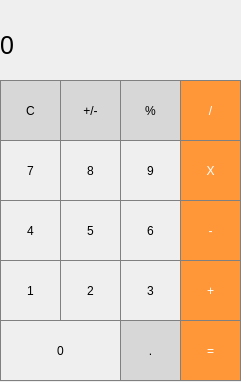
Old version of the form CalculatorProj.ui in the repository sebastians1994/CalculatorProj.
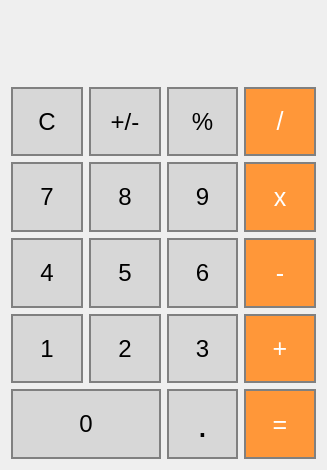
New version of the form.

Diff of the .ui file:
```diff
--- a/CalculatorProj.ui
+++ b/CalculatorProj.ui
@@ -6,10 +6,16 @@
    <rect>
     <x>0</x>
     <y>0</y>
-    <width>241</width>
-    <height>382</height>
+    <width>327</width>
+    <height>470</height>
    </rect>
   </property>
+  <property name="sizePolicy">
+   <sizepolicy hsizetype="Minimum" vsizetype="Preferred">
+    <horstretch>0</horstretch>
+    <verstretch>0</verstretch>
+   </sizepolicy>
+  </property>
   <property name="windowTitle">
    <string>CalculatorProj</string>
   </property>
@@ -22,488 +28,577 @@
 background-color:white;</string>
   </property>
   <widget class="QWidget" name="centralWidget">
-   <widget class="QLabel" name="label">
-    <property name="geometry">
-     <rect>
-      <x>0</x>
-      <y>10</y>
-      <width>241</width>
-      <height>71</height>
-     </rect>
-    </property>
-    <property name="font">
-     <font>
-      <pointsize>19</pointsize>
-     </font>
-    </property>
-    <property name="styleSheet">
-     <string notr="true">QLabel {
-  qproperty-alignment: 'AlignVCenter | AlignRight';
-  border: 1px solid gray;
+   <layout class="QGridLayout" name="gridLayout">
+    <item row="3" column="3">
+     <widget class="QPushButton" name="pushButton_subtract">
+      <property name="sizePolicy">
+       <sizepolicy hsizetype="Minimum" vsizetype="Preferred">
+        <horstretch>0</horstretch>
+        <verstretch>0</verstretch>
+       </sizepolicy>
+      </property>
+      <property name="font">
+       <font>
+        <pointsize>19</pointsize>
+       </font>
+      </property>
+      <property name="styleSheet">
+       <string notr="true">QPushButton {
+  background-color: rgb(255, 151, 57);
+  color: white; 
+  border: 2px solid gray;
 }
 
-background-color : white;</string>
-    </property>
-    <property name="text">
-     <string>0</string>
-    </property>
-   </widget>
-   <widget class="QPushButton" name="pushButton_clear">
-    <property name="geometry">
-     <rect>
-      <x>0</x>
-      <y>80</y>
-      <width>61</width>
-      <height>61</height>
-     </rect>
-    </property>
-    <property name="styleSheet">
-     <string notr="true">QPushButton {
-	background-color:rgb(215,215,215);
-   border: 1px solid gray;
-}
 QPushButton:pressed {
     background-color: qlineargradient(x1: 0, y1: 0, x2: 0, y2: 1,
-                                      stop: 0 #BEBEBE, stop: 1 #D7D7D7);
-}
-</string>
-    </property>
-    <property name="text">
-     <string>C</string>
-    </property>
-   </widget>
-   <widget class="QPushButton" name="pushButton_ChangeSign">
-    <property name="geometry">
-     <rect>
-      <x>60</x>
-      <y>80</y>
-      <width>61</width>
-      <height>61</height>
-     </rect>
-    </property>
-    <property name="styleSheet">
-     <string notr="true">QPushButton {
-	background-color:rgb(215,215,215);
-   border: 1px solid gray;
-}
-QPushButton:pressed {
-    background-color: qlineargradient(x1: 0, y1: 0, x2: 0, y2: 1,
-                                      stop: 0 #BEBEBE, stop: 1 #D7D7D7);
-}
-</string>
-    </property>
-    <property name="text">
-     <string>+/-</string>
-    </property>
-   </widget>
-   <widget class="QPushButton" name="pushButton_Divide">
-    <property name="geometry">
-     <rect>
-      <x>180</x>
-      <y>80</y>
-      <width>61</width>
-      <height>61</height>
-     </rect>
-    </property>
-    <property name="styleSheet">
-     <string notr="true">QPushButton {
+                                      stop: 0 #FF7832, stop: 1 #FF9739);
+}</string>
+      </property>
+      <property name="text">
+       <string>-</string>
+      </property>
+     </widget>
+    </item>
+    <item row="1" column="3">
+     <widget class="QPushButton" name="pushButton_Divide">
+      <property name="sizePolicy">
+       <sizepolicy hsizetype="Minimum" vsizetype="Preferred">
+        <horstretch>0</horstretch>
+        <verstretch>0</verstretch>
+       </sizepolicy>
+      </property>
+      <property name="font">
+       <font>
+        <pointsize>19</pointsize>
+       </font>
+      </property>
+      <property name="styleSheet">
+       <string notr="true">QPushButton {
   background-color: rgb(255, 151, 57);
   color: white; 
-  border: 1px solid gray;
+  border: 2px solid gray;
 }
 
 QPushButton:pressed {
     background-color: qlineargradient(x1: 0, y1: 0, x2: 0, y2: 1,
                                       stop: 0 #FF7832, stop: 1 #FF9739);
+}</string>
+      </property>
+      <property name="text">
+       <string>/</string>
+      </property>
+     </widget>
+    </item>
+    <item row="2" column="1">
+     <widget class="QPushButton" name="pushButton_8">
+      <property name="sizePolicy">
+       <sizepolicy hsizetype="Minimum" vsizetype="Preferred">
+        <horstretch>0</horstretch>
+        <verstretch>0</verstretch>
+       </sizepolicy>
+      </property>
+      <property name="font">
+       <font>
+        <pointsize>18</pointsize>
+       </font>
+      </property>
+      <property name="styleSheet">
+       <string notr="true">QPushButton {
+  background-color:rgb(215,215,215);
+ border: 2px solid gray;
 }
-</string>
-    </property>
-    <property name="text">
-     <string>/</string>
-    </property>
-   </widget>
-   <widget class="QPushButton" name="pushButton_percent">
-    <property name="geometry">
-     <rect>
-      <x>120</x>
-      <y>80</y>
-      <width>61</width>
-      <height>61</height>
-     </rect>
-    </property>
-    <property name="styleSheet">
-     <string notr="true">QPushButton {
-	background-color:rgb(215,215,215);
-   border: 1px solid gray;
-}
 QPushButton:pressed {
     background-color: qlineargradient(x1: 0, y1: 0, x2: 0, y2: 1,
                                       stop: 0 #BEBEBE, stop: 1 #D7D7D7);
+}</string>
+      </property>
+      <property name="text">
+       <string>8</string>
+      </property>
+     </widget>
+    </item>
+    <item row="1" column="0">
+     <widget class="QPushButton" name="pushButton_clear">
+      <property name="sizePolicy">
+       <sizepolicy hsizetype="Minimum" vsizetype="Preferred">
+        <horstretch>0</horstretch>
+        <verstretch>0</verstretch>
+       </sizepolicy>
+      </property>
+      <property name="font">
+       <font>
+        <pointsize>18</pointsize>
+       </font>
+      </property>
+      <property name="styleSheet">
+       <string notr="true">QPushButton {
+  background-color:rgb(215,215,215);
+ border: 2px solid gray;
 }
-</string>
-    </property>
-    <property name="text">
-     <string>%</string>
-    </property>
-   </widget>
-   <widget class="QPushButton" name="pushButton_8">
-    <property name="geometry">
-     <rect>
-      <x>60</x>
-      <y>140</y>
-      <width>61</width>
-      <height>61</height>
-     </rect>
-    </property>
-    <property name="styleSheet">
-     <string notr="true">QPushButton {
-   border: 1px solid gray;
-}
 QPushButton:pressed {
     background-color: qlineargradient(x1: 0, y1: 0, x2: 0, y2: 1,
-                                      stop: 0 #dadbde, stop: 1 #f6f7fa);
+                                      stop: 0 #BEBEBE, stop: 1 #D7D7D7);
+}</string>
+      </property>
+      <property name="text">
+       <string>C</string>
+      </property>
+     </widget>
+    </item>
+    <item row="3" column="1">
+     <widget class="QPushButton" name="pushButton_5">
+      <property name="sizePolicy">
+       <sizepolicy hsizetype="Minimum" vsizetype="Preferred">
+        <horstretch>0</horstretch>
+        <verstretch>0</verstretch>
+       </sizepolicy>
+      </property>
+      <property name="font">
+       <font>
+        <pointsize>18</pointsize>
+       </font>
+      </property>
+      <property name="styleSheet">
+       <string notr="true">QPushButton {
+  background-color:rgb(215,215,215);
+ border: 2px solid gray;
 }
-</string>
-    </property>
-    <property name="text">
-     <string>8</string>
-    </property>
-   </widget>
-   <widget class="QPushButton" name="pushButton_Multiply">
-    <property name="geometry">
-     <rect>
-      <x>180</x>
-      <y>140</y>
-      <width>61</width>
-      <height>61</height>
-     </rect>
-    </property>
-    <property name="styleSheet">
-     <string notr="true">QPushButton {
+QPushButton:pressed {
+    background-color: qlineargradient(x1: 0, y1: 0, x2: 0, y2: 1,
+                                      stop: 0 #BEBEBE, stop: 1 #D7D7D7);
+}</string>
+      </property>
+      <property name="text">
+       <string>5</string>
+      </property>
+     </widget>
+    </item>
+    <item row="2" column="3">
+     <widget class="QPushButton" name="pushButton_Multiply">
+      <property name="sizePolicy">
+       <sizepolicy hsizetype="Minimum" vsizetype="Preferred">
+        <horstretch>0</horstretch>
+        <verstretch>0</verstretch>
+       </sizepolicy>
+      </property>
+      <property name="font">
+       <font>
+        <pointsize>19</pointsize>
+       </font>
+      </property>
+      <property name="styleSheet">
+       <string notr="true">QPushButton {
   background-color: rgb(255, 151, 57);
   color: white; 
-  border: 1px solid gray;
+  border: 2px solid gray;
 }
 
 QPushButton:pressed {
     background-color: qlineargradient(x1: 0, y1: 0, x2: 0, y2: 1,
                                       stop: 0 #FF7832, stop: 1 #FF9739);
+}</string>
+      </property>
+      <property name="text">
+       <string>x</string>
+      </property>
+     </widget>
+    </item>
+    <item row="4" column="1">
+     <widget class="QPushButton" name="pushButton_2">
+      <property name="sizePolicy">
+       <sizepolicy hsizetype="Minimum" vsizetype="Preferred">
+        <horstretch>0</horstretch>
+        <verstretch>0</verstretch>
+       </sizepolicy>
+      </property>
+      <property name="font">
+       <font>
+        <pointsize>18</pointsize>
+       </font>
+      </property>
+      <property name="styleSheet">
+       <string notr="true">QPushButton {
+  background-color:rgb(215,215,215);
+ border: 2px solid gray;
 }
-</string>
-    </property>
-    <property name="text">
-     <string>X</string>
-    </property>
-   </widget>
-   <widget class="QPushButton" name="pushButton_7">
-    <property name="geometry">
-     <rect>
-      <x>0</x>
-      <y>140</y>
-      <width>61</width>
-      <height>61</height>
-     </rect>
-    </property>
-    <property name="styleSheet">
-     <string notr="true">QPushButton {
-   border: 1px solid gray;
-}
 QPushButton:pressed {
     background-color: qlineargradient(x1: 0, y1: 0, x2: 0, y2: 1,
-                                      stop: 0 #dadbde, stop: 1 #f6f7fa);
+                                      stop: 0 #BEBEBE, stop: 1 #D7D7D7);
+}</string>
+      </property>
+      <property name="text">
+       <string>2</string>
+      </property>
+     </widget>
+    </item>
+    <item row="3" column="2">
+     <widget class="QPushButton" name="pushButton_6">
+      <property name="sizePolicy">
+       <sizepolicy hsizetype="Minimum" vsizetype="Preferred">
+        <horstretch>0</horstretch>
+        <verstretch>0</verstretch>
+       </sizepolicy>
+      </property>
+      <property name="font">
+       <font>
+        <pointsize>18</pointsize>
+       </font>
+      </property>
+      <property name="styleSheet">
+       <string notr="true">QPushButton {
+  background-color:rgb(215,215,215);
+ border: 2px solid gray;
 }
-</string>
-    </property>
-    <property name="text">
-     <string>7</string>
-    </property>
-   </widget>
-   <widget class="QPushButton" name="pushButton_9">
-    <property name="geometry">
-     <rect>
-      <x>120</x>
-      <y>140</y>
-      <width>61</width>
-      <height>61</height>
-     </rect>
-    </property>
-    <property name="styleSheet">
-     <string notr="true">QPushButton {
-   border: 1px solid gray;
-}
 QPushButton:pressed {
     background-color: qlineargradient(x1: 0, y1: 0, x2: 0, y2: 1,
-                                      stop: 0 #dadbde, stop: 1 #f6f7fa);
+                                      stop: 0 #BEBEBE, stop: 1 #D7D7D7);
+}</string>
+      </property>
+      <property name="text">
+       <string>6</string>
+      </property>
+     </widget>
+    </item>
+    <item row="4" column="2">
+     <widget class="QPushButton" name="pushButton_3">
+      <property name="sizePolicy">
+       <sizepolicy hsizetype="Minimum" vsizetype="Preferred">
+        <horstretch>0</horstretch>
+        <verstretch>0</verstretch>
+       </sizepolicy>
+      </property>
+      <property name="font">
+       <font>
+        <pointsize>18</pointsize>
+       </font>
+      </property>
+      <property name="styleSheet">
+       <string notr="true">QPushButton {
+  background-color:rgb(215,215,215);
+ border: 2px solid gray;
 }
-</string>
-    </property>
-    <property name="text">
-     <string>9</string>
-    </property>
-   </widget>
-   <widget class="QPushButton" name="pushButton_3">
-    <property name="geometry">
-     <rect>
-      <x>120</x>
-      <y>260</y>
-      <width>61</width>
-      <height>61</height>
-     </rect>
-    </property>
-    <property name="styleSheet">
-     <string notr="true">QPushButton {
-   border: 1px solid gray;
-}
 QPushButton:pressed {
     background-color: qlineargradient(x1: 0, y1: 0, x2: 0, y2: 1,
-                                      stop: 0 #dadbde, stop: 1 #f6f7fa);
+                                      stop: 0 #BEBEBE, stop: 1 #D7D7D7);
+}</string>
+      </property>
+      <property name="text">
+       <string>3</string>
+      </property>
+     </widget>
+    </item>
+    <item row="2" column="2">
+     <widget class="QPushButton" name="pushButton_9">
+      <property name="sizePolicy">
+       <sizepolicy hsizetype="Minimum" vsizetype="Preferred">
+        <horstretch>0</horstretch>
+        <verstretch>0</verstretch>
+       </sizepolicy>
+      </property>
+      <property name="font">
+       <font>
+        <pointsize>18</pointsize>
+       </font>
+      </property>
+      <property name="styleSheet">
+       <string notr="true">QPushButton {
+  background-color:rgb(215,215,215);
+ border: 2px solid gray;
 }
-</string>
-    </property>
-    <property name="text">
-     <string>3</string>
-    </property>
-   </widget>
-   <widget class="QPushButton" name="pushButton_Add">
-    <property name="geometry">
-     <rect>
-      <x>180</x>
-      <y>260</y>
-      <width>61</width>
-      <height>61</height>
-     </rect>
-    </property>
-    <property name="styleSheet">
-     <string notr="true">QPushButton {
-  background-color: rgb(255, 151, 57);
-  color: white; 
-  border: 1px solid gray;
-}
-
 QPushButton:pressed {
     background-color: qlineargradient(x1: 0, y1: 0, x2: 0, y2: 1,
-                                      stop: 0 #FF7832, stop: 1 #FF9739);
+                                      stop: 0 #BEBEBE, stop: 1 #D7D7D7);
+}</string>
+      </property>
+      <property name="text">
+       <string>9</string>
+      </property>
+     </widget>
+    </item>
+    <item row="4" column="0">
+     <widget class="QPushButton" name="pushButton_1">
+      <property name="sizePolicy">
+       <sizepolicy hsizetype="Minimum" vsizetype="Preferred">
+        <horstretch>0</horstretch>
+        <verstretch>0</verstretch>
+       </sizepolicy>
+      </property>
+      <property name="font">
+       <font>
+        <pointsize>18</pointsize>
+       </font>
+      </property>
+      <property name="styleSheet">
+       <string notr="true">QPushButton {
+  background-color:rgb(215,215,215);
+ border: 2px solid gray;
 }
-</string>
-    </property>
-    <property name="text">
-     <string>+</string>
-    </property>
-   </widget>
-   <widget class="QPushButton" name="pushButton_5">
-    <property name="geometry">
-     <rect>
-      <x>60</x>
-      <y>200</y>
-      <width>61</width>
-      <height>61</height>
-     </rect>
-    </property>
-    <property name="styleSheet">
-     <string notr="true">QPushButton {
-   border: 1px solid gray;
-}
 QPushButton:pressed {
     background-color: qlineargradient(x1: 0, y1: 0, x2: 0, y2: 1,
-                                      stop: 0 #dadbde, stop: 1 #f6f7fa);
+                                      stop: 0 #BEBEBE, stop: 1 #D7D7D7);
+}</string>
+      </property>
+      <property name="text">
+       <string>1</string>
+      </property>
+     </widget>
+    </item>
+    <item row="3" column="0">
+     <widget class="QPushButton" name="pushButton_4">
+      <property name="sizePolicy">
+       <sizepolicy hsizetype="Minimum" vsizetype="Preferred">
+        <horstretch>0</horstretch>
+        <verstretch>0</verstretch>
+       </sizepolicy>
+      </property>
+      <property name="font">
+       <font>
+        <pointsize>18</pointsize>
+       </font>
+      </property>
+      <property name="styleSheet">
+       <string notr="true">QPushButton {
+  background-color:rgb(215,215,215);
+ border: 2px solid gray;
 }
-</string>
-    </property>
-    <property name="text">
-     <string>5</string>
-    </property>
-   </widget>
-   <widget class="QPushButton" name="pushButton_subtract">
-    <property name="geometry">
-     <rect>
-      <x>180</x>
-      <y>200</y>
-      <width>61</width>
-      <height>61</height>
-     </rect>
-    </property>
-    <property name="styleSheet">
-     <string notr="true">QPushButton {
-  background-color: rgb(255, 151, 57);
-  color: white; 
-  border: 1px solid gray;
-}
-
 QPushButton:pressed {
     background-color: qlineargradient(x1: 0, y1: 0, x2: 0, y2: 1,
-                                      stop: 0 #FF7832, stop: 1 #FF9739);
+                                      stop: 0 #BEBEBE, stop: 1 #D7D7D7);
+}</string>
+      </property>
+      <property name="text">
+       <string>4</string>
+      </property>
+     </widget>
+    </item>
+    <item row="5" column="2">
+     <widget class="QPushButton" name="pushButton_Decimal">
+      <property name="sizePolicy">
+       <sizepolicy hsizetype="Minimum" vsizetype="Preferred">
+        <horstretch>0</horstretch>
+        <verstretch>0</verstretch>
+       </sizepolicy>
+      </property>
+      <property name="font">
+       <font>
+        <pointsize>28</pointsize>
+       </font>
+      </property>
+      <property name="styleSheet">
+       <string notr="true">QPushButton {
+  background-color:rgb(215,215,215);
+ border: 2px solid gray;
 }
-</string>
-    </property>
-    <property name="text">
-     <string>-</string>
-    </property>
-   </widget>
-   <widget class="QPushButton" name="pushButton_2">
-    <property name="geometry">
-     <rect>
-      <x>60</x>
-      <y>260</y>
-      <width>61</width>
-      <height>61</height>
-     </rect>
-    </property>
-    <property name="styleSheet">
-     <string notr="true">QPushButton {
-   border: 1px solid gray;
-}
 QPushButton:pressed {
     background-color: qlineargradient(x1: 0, y1: 0, x2: 0, y2: 1,
-                                      stop: 0 #dadbde, stop: 1 #f6f7fa);
+                                      stop: 0 #BEBEBE, stop: 1 #D7D7D7);
+}</string>
+      </property>
+      <property name="text">
+       <string>.</string>
+      </property>
+     </widget>
+    </item>
+    <item row="2" column="0">
+     <widget class="QPushButton" name="pushButton_7">
+      <property name="sizePolicy">
+       <sizepolicy hsizetype="Minimum" vsizetype="Preferred">
+        <horstretch>0</horstretch>
+        <verstretch>0</verstretch>
+       </sizepolicy>
+      </property>
+      <property name="font">
+       <font>
+        <pointsize>18</pointsize>
+       </font>
+      </property>
+      <property name="styleSheet">
+       <string notr="true">QPushButton {
+  background-color:rgb(215,215,215);
+ border: 2px solid gray;
 }
-</string>
-    </property>
-    <property name="text">
-     <string>2</string>
-    </property>
-   </widget>
-   <widget class="QPushButton" name="pushButton_4">
-    <property name="geometry">
-     <rect>
-      <x>0</x>
-      <y>200</y>
-      <width>61</width>
-      <height>61</height>
-     </rect>
-    </property>
-    <property name="styleSheet">
-     <string notr="true">QPushButton {
-   border: 1px solid gray;
-}
 QPushButton:pressed {
     background-color: qlineargradient(x1: 0, y1: 0, x2: 0, y2: 1,
-                                      stop: 0 #dadbde, stop: 1 #f6f7fa);
+                                      stop: 0 #BEBEBE, stop: 1 #D7D7D7);
+}</string>
+      </property>
+      <property name="text">
+       <string>7</string>
+      </property>
+     </widget>
+    </item>
+    <item row="4" column="3">
+     <widget class="QPushButton" name="pushButton_Add">
+      <property name="sizePolicy">
+       <sizepolicy hsizetype="Minimum" vsizetype="Preferred">
+        <horstretch>0</horstretch>
+        <verstretch>0</verstretch>
+       </sizepolicy>
+      </property>
+      <property name="font">
+       <font>
+        <pointsize>19</pointsize>
+       </font>
+      </property>
+      <property name="styleSheet">
+       <string notr="true">QPushButton {
+  background-color: rgb(255, 151, 57);
+  color: white; 
+  border: 2px solid gray;
 }
-</string>
-    </property>
-    <property name="text">
-     <string>4</string>
-    </property>
-   </widget>
-   <widget class="QPushButton" name="pushButton_1">
-    <property name="geometry">
-     <rect>
-      <x>0</x>
-      <y>260</y>
-      <width>61</width>
-      <height>61</height>
-     </rect>
-    </property>
-    <property name="styleSheet">
-     <string notr="true">QPushButton {
-   border: 1px solid gray;
-}
+
 QPushButton:pressed {
     background-color: qlineargradient(x1: 0, y1: 0, x2: 0, y2: 1,
-                                      stop: 0 #dadbde, stop: 1 #f6f7fa);
+                                      stop: 0 #FF7832, stop: 1 #FF9739);
+}</string>
+      </property>
+      <property name="text">
+       <string>+</string>
+      </property>
+     </widget>
+    </item>
+    <item row="1" column="1">
+     <widget class="QPushButton" name="pushButton_ChangeSign">
+      <property name="sizePolicy">
+       <sizepolicy hsizetype="Minimum" vsizetype="Preferred">
+        <horstretch>0</horstretch>
+        <verstretch>0</verstretch>
+       </sizepolicy>
+      </property>
+      <property name="font">
+       <font>
+        <pointsize>18</pointsize>
+       </font>
+      </property>
+      <property name="styleSheet">
+       <string notr="true">QPushButton {
+  background-color:rgb(215,215,215);
+ border: 2px solid gray;
 }
-</string>
-    </property>
-    <property name="text">
-     <string>1</string>
-    </property>
-   </widget>
-   <widget class="QPushButton" name="pushButton_6">
-    <property name="geometry">
-     <rect>
-      <x>120</x>
-      <y>200</y>
-      <width>61</width>
-      <height>61</height>
-     </rect>
-    </property>
-    <property name="styleSheet">
-     <string notr="true">QPushButton {
-   border: 1px solid gray;
-}
 QPushButton:pressed {
     background-color: qlineargradient(x1: 0, y1: 0, x2: 0, y2: 1,
-                                      stop: 0 #dadbde, stop: 1 #f6f7fa);
+                                      stop: 0 #BEBEBE, stop: 1 #D7D7D7);
+}</string>
+      </property>
+      <property name="text">
+       <string>+/-</string>
+      </property>
+     </widget>
+    </item>
+    <item row="1" column="2">
+     <widget class="QPushButton" name="pushButton_percent">
+      <property name="sizePolicy">
+       <sizepolicy hsizetype="Minimum" vsizetype="Preferred">
+        <horstretch>0</horstretch>
+        <verstretch>0</verstretch>
+       </sizepolicy>
+      </property>
+      <property name="font">
+       <font>
+        <pointsize>18</pointsize>
+       </font>
+      </property>
+      <property name="styleSheet">
+       <string notr="true">QPushButton {
+  background-color:rgb(215,215,215);
+ border: 2px solid gray;
 }
-</string>
-    </property>
-    <property name="text">
-     <string>6</string>
-    </property>
-   </widget>
-   <widget class="QPushButton" name="pushButton_0">
-    <property name="geometry">
-     <rect>
-      <x>0</x>
-      <y>320</y>
-      <width>121</width>
-      <height>61</height>
-     </rect>
-    </property>
-    <property name="styleSheet">
-     <string notr="true">QPushButton {
-   border: 1px solid gray;
-}
 QPushButton:pressed {
     background-color: qlineargradient(x1: 0, y1: 0, x2: 0, y2: 1,
-                                      stop: 0 #dadbde, stop: 1 #f6f7fa);
+                                      stop: 0 #BEBEBE, stop: 1 #D7D7D7);
+}</string>
+      </property>
+      <property name="text">
+       <string>%</string>
+      </property>
+     </widget>
+    </item>
+    <item row="5" column="3">
+     <widget class="QPushButton" name="pushButton_Equals">
+      <property name="sizePolicy">
+       <sizepolicy hsizetype="Minimum" vsizetype="Preferred">
+        <horstretch>0</horstretch>
+        <verstretch>0</verstretch>
+       </sizepolicy>
+      </property>
+      <property name="font">
+       <font>
+        <pointsize>19</pointsize>
+       </font>
+      </property>
+      <property name="styleSheet">
+       <string notr="true">QPushButton {
+  background-color: rgb(255, 151, 57);
+  color: white; 
+  border: 2px solid gray;
 }
-</string>
-    </property>
-    <property name="text">
-     <string>0</string>
-    </property>
-   </widget>
-   <widget class="QPushButton" name="pushButton_Decimal">
-    <property name="geometry">
-     <rect>
-      <x>120</x>
-      <y>320</y>
-      <width>61</width>
-      <height>61</height>
-     </rect>
-    </property>
-    <property name="styleSheet">
-     <string notr="true">QPushButton {
-	background-color:rgb(215,215,215);
-   border: 1px solid gray;
-}
+
 QPushButton:pressed {
     background-color: qlineargradient(x1: 0, y1: 0, x2: 0, y2: 1,
-                                      stop: 0 #BEBEBE, stop: 1 #D7D7D7);
-}
-</string>
-    </property>
-    <property name="text">
-     <string>.</string>
-    </property>
-   </widget>
-   <widget class="QPushButton" name="pushButton_Equals">
-    <property name="geometry">
-     <rect>
-      <x>180</x>
-      <y>320</y>
-      <width>61</width>
-      <height>61</height>
-     </rect>
-    </property>
-    <property name="styleSheet">
-     <string notr="true">QPushButton {
+                                      stop: 0 #FF7832, stop: 1 #FF9739);
+}</string>
+      </property>
+      <property name="text">
+       <string>=</string>
+      </property>
+     </widget>
+    </item>
+    <item row="0" column="0" colspan="4">
+     <widget class="QLabel" name="label">
+      <property name="font">
+       <font>
+        <pointsize>19</pointsize>
+       </font>
+      </property>
+      <property name="styleSheet">
+       <string notr="true">QPushButton {
   background-color: rgb(255, 151, 57);
   color: white; 
-  border: 1px solid gray;
+  border: 5px solid gray;
 }
 
 QPushButton:pressed {
     background-color: qlineargradient(x1: 0, y1: 0, x2: 0, y2: 1,
                                       stop: 0 #FF7832, stop: 1 #FF9739);
+}</string>
+      </property>
+      <property name="frameShape">
+       <enum>QFrame::NoFrame</enum>
+      </property>
+      <property name="text">
+       <string/>
+      </property>
+     </widget>
+    </item>
+    <item row="5" column="0" colspan="2">
+     <widget class="QPushButton" name="pushButton_0">
+      <property name="sizePolicy">
+       <sizepolicy hsizetype="Minimum" vsizetype="Preferred">
+        <horstretch>0</horstretch>
+        <verstretch>0</verstretch>
+       </sizepolicy>
+      </property>
+      <property name="font">
+       <font>
+        <pointsize>18</pointsize>
+       </font>
+      </property>
+      <property name="styleSheet">
+       <string notr="true">QPushButton {
+  background-color:rgb(215,215,215);
+ border: 2px solid gray;
 }
-</string>
-    </property>
-    <property name="text">
-     <string>=</string>
-    </property>
-   </widget>
+QPushButton:pressed {
+    background-color: qlineargradient(x1: 0, y1: 0, x2: 0, y2: 1,
+                                      stop: 0 #BEBEBE, stop: 1 #D7D7D7);
+}</string>
+      </property>
+      <property name="text">
+       <string>0</string>
+      </property>
+     </widget>
+    </item>
+   </layout>
   </widget>
  </widget>
  <layoutdefault spacing="6" margin="11"/>
```
Left out of the diff: 2 changed lines with no effect on the pictures.
